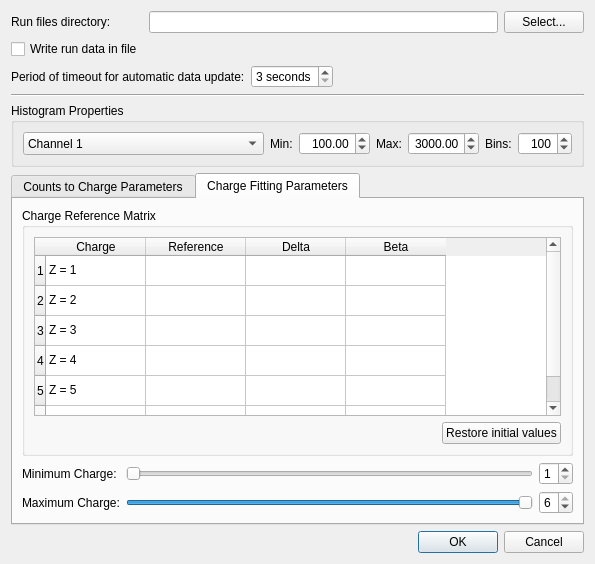
The window that settingsdialog.ui (MichaelColonel/BeamComposition-Linux) describes before a commit, drawn with Qt 5.
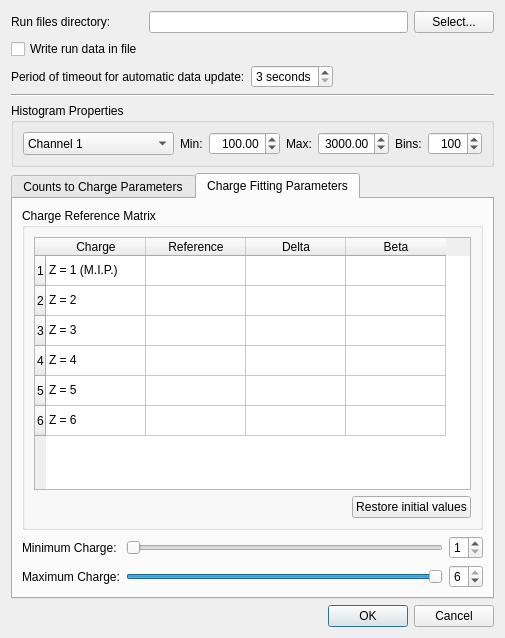
The same window after the commit. Icons and pictures are not drawn.

What changed in the file:
```diff
--- a/settingsdialog.ui
+++ b/settingsdialog.ui
@@ -6,8 +6,8 @@
    <rect>
     <x>0</x>
     <y>0</y>
-    <width>595</width>
-    <height>564</height>
+    <width>505</width>
+    <height>638</height>
    </rect>
   </property>
   <property name="windowTitle">
@@ -384,7 +384,7 @@
             </column>
             <item row="0" column="0">
              <property name="text">
-              <string>Z = 1</string>
+              <string>Z = 1 (M.I.P.)</string>
              </property>
             </item>
             <item row="1" column="0">
```
Left out of the diff: 40 changed lines with no effect on the pictures.
